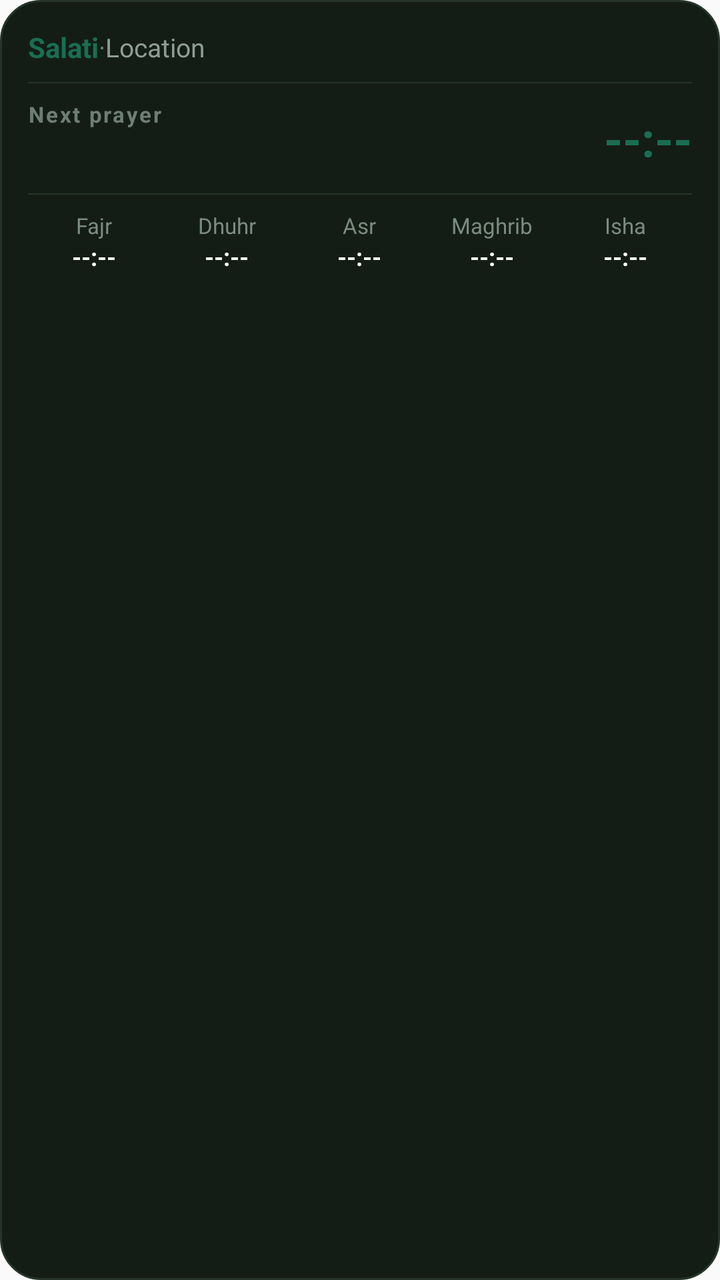
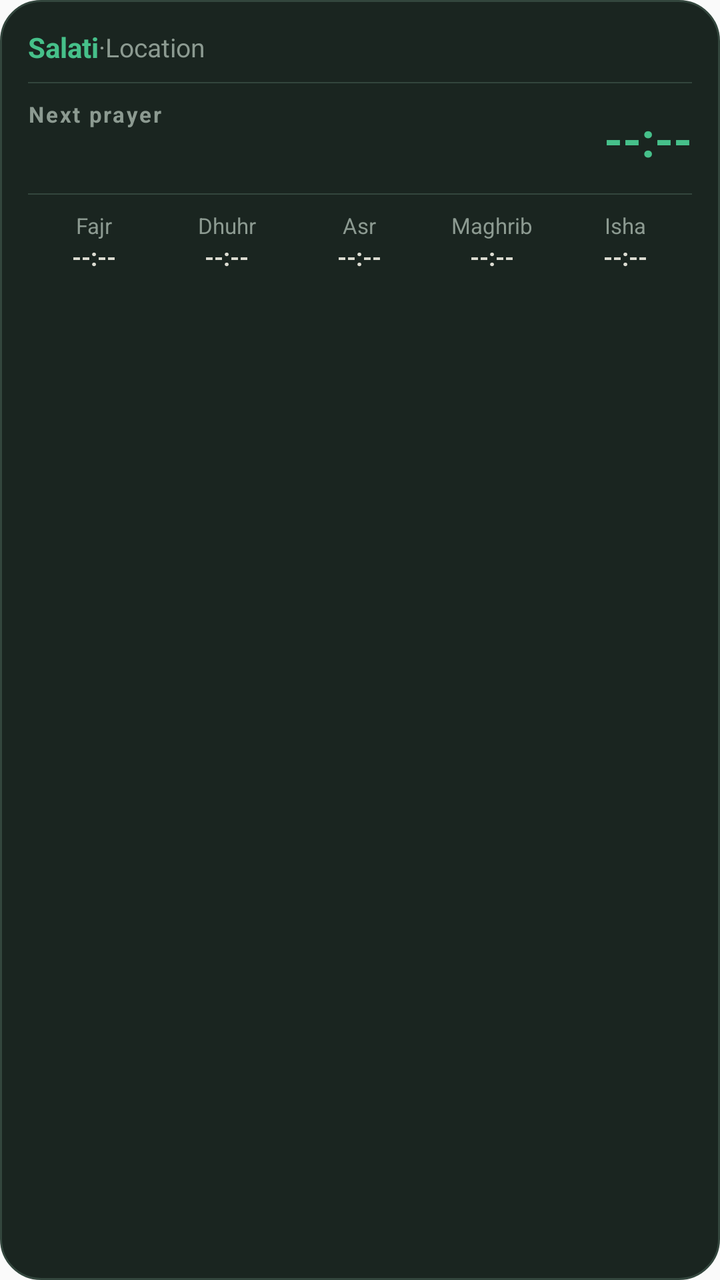

The first picture is an Android layout as it rendered before a commit; the second is the same layout after the commit. The layout source and the unified diff follow.
<!-- AndroidManifest.xml: application theme Theme.Salati -->
<!-- res/layout/salati_widget_layout.xml -->
<?xml version="1.0" encoding="utf-8"?>
<LinearLayout xmlns:android="http://schemas.android.com/apk/res/android"
    android:id="@+id/widget_root"
    android:layout_width="match_parent"
    android:layout_height="match_parent"
    android:orientation="vertical"
    android:background="@drawable/salati_widget_background"
    android:padding="14dp">

    
    <LinearLayout
        android:layout_width="match_parent"
        android:layout_height="wrap_content"
        android:orientation="horizontal"
        android:gravity="center_vertical">

        <TextView
            android:id="@+id/widget_app_title"
            android:layout_width="wrap_content"
            android:layout_height="wrap_content"
            android:text="@string/app_name"
            android:textColor="@color/salati_emerald"
            android:textStyle="bold"
            android:textSize="14sp" />

        <TextView
            android:layout_width="wrap_content"
            android:layout_height="wrap_content"
            android:text="@string/widget_dot"
            android:textColor="#6E7E74"
            android:textSize="13sp" />

        <TextView
            android:id="@+id/widget_location"
            android:layout_width="0dp"
            android:layout_height="wrap_content"
            android:layout_weight="1"
            android:text="@string/widget_location_placeholder"
            android:textColor="#8F9E94"
            android:textSize="13sp"
            android:maxLines="1"
            android:ellipsize="end" />

        <TextView
            android:id="@+id/widget_hijri_date"
            android:layout_width="wrap_content"
            android:layout_height="wrap_content"
            android:text=""
            android:textColor="#6E7E74"
            android:textSize="12sp" />
    </LinearLayout>

    <ImageView
        android:layout_width="match_parent"
        android:layout_height="0.5dp"
        android:background="#243428"
        android:layout_marginTop="8dp"
        android:layout_marginBottom="8dp"
        android:contentDescription="@null" />

    
    <LinearLayout
        android:layout_width="match_parent"
        android:layout_height="wrap_content"
        android:orientation="horizontal"
        android:gravity="center_vertical">

        <LinearLayout
            android:layout_width="0dp"
            android:layout_height="wrap_content"
            android:layout_weight="1"
            android:orientation="vertical">

            <TextView
                android:layout_width="wrap_content"
                android:layout_height="wrap_content"
                android:text="@string/widget_next_prayer"
                android:textColor="#6E7E74"
                android:textSize="11sp"
                android:textStyle="bold"
                android:letterSpacing="0.08" />

            <TextView
                android:id="@+id/widget_next_prayer_name"
                android:layout_width="wrap_content"
                android:layout_height="wrap_content"
                android:text=""
                android:textColor="#FFFFFF"
                android:textSize="18sp"
                android:textStyle="bold" />
        </LinearLayout>

        <TextView
            android:id="@+id/widget_next_prayer_time"
            android:layout_width="wrap_content"
            android:layout_height="wrap_content"
            android:text="@string/widget_placeholder_time"
            android:textColor="@color/salati_emerald"
            android:textSize="24sp"
            android:textStyle="bold" />
    </LinearLayout>

    <ImageView
        android:layout_width="match_parent"
        android:layout_height="0.5dp"
        android:background="#243428"
        android:layout_marginTop="8dp"
        android:layout_marginBottom="8dp"
        android:contentDescription="@null" />

    
    <LinearLayout
        android:layout_width="match_parent"
        android:layout_height="wrap_content"
        android:orientation="horizontal"
        android:gravity="center_vertical"
        android:weightSum="5">

        
        <LinearLayout
            android:layout_width="0dp"
            android:layout_height="wrap_content"
            android:layout_weight="1"
            android:orientation="vertical"
            android:gravity="center_horizontal">
            <TextView
                android:layout_width="wrap_content"
                android:layout_height="wrap_content"
                android:text="@string/prayer_fajr"
                android:textColor="#7A8B80"
                android:textSize="11sp" />
            <TextView
                android:id="@+id/widget_time_fajr"
                android:layout_width="wrap_content"
                android:layout_height="wrap_content"
                android:text="@string/widget_placeholder_time"
                android:textColor="#FFFFFF"
                android:textSize="12sp"
                android:textStyle="bold" />
        </LinearLayout>

        
        <LinearLayout
            android:layout_width="0dp"
            android:layout_height="wrap_content"
            android:layout_weight="1"
            android:orientation="vertical"
            android:gravity="center_horizontal">
            <TextView
                android:layout_width="wrap_content"
                android:layout_height="wrap_content"
                android:text="@string/prayer_dhuhr"
                android:textColor="#7A8B80"
                android:textSize="11sp" />
            <TextView
                android:id="@+id/widget_time_dhuhr"
                android:layout_width="wrap_content"
                android:layout_height="wrap_content"
                android:text="@string/widget_placeholder_time"
                android:textColor="#FFFFFF"
                android:textSize="12sp"
                android:textStyle="bold" />
        </LinearLayout>

        
        <LinearLayout
            android:layout_width="0dp"
            android:layout_height="wrap_content"
            android:layout_weight="1"
            android:orientation="vertical"
            android:gravity="center_horizontal">
            <TextView
                android:layout_width="wrap_content"
                android:layout_height="wrap_content"
                android:text="@string/prayer_asr"
                android:textColor="#7A8B80"
                android:textSize="11sp" />
            <TextView
                android:id="@+id/widget_time_asr"
                android:layout_width="wrap_content"
                android:layout_height="wrap_content"
                android:text="@string/widget_placeholder_time"
                android:textColor="#FFFFFF"
                android:textSize="12sp"
                android:textStyle="bold" />
        </LinearLayout>

        
        <LinearLayout
            android:layout_width="0dp"
            android:layout_height="wrap_content"
            android:layout_weight="1"
            android:orientation="vertical"
            android:gravity="center_horizontal">
            <TextView
                android:layout_width="wrap_content"
                android:layout_height="wrap_content"
                android:text="@string/prayer_maghrib"
                android:textColor="#7A8B80"
                android:textSize="11sp" />
            <TextView
                android:id="@+id/widget_time_maghrib"
                android:layout_width="wrap_content"
                android:layout_height="wrap_content"
                android:text="@string/widget_placeholder_time"
                android:textColor="#FFFFFF"
                android:textSize="12sp"
                android:textStyle="bold" />
        </LinearLayout>

        
        <LinearLayout
            android:layout_width="0dp"
            android:layout_height="wrap_content"
            android:layout_weight="1"
            android:orientation="vertical"
            android:gravity="center_horizontal">
            <TextView
                android:layout_width="wrap_content"
                android:layout_height="wrap_content"
                android:text="@string/prayer_isha"
                android:textColor="#7A8B80"
                android:textSize="11sp" />
            <TextView
                android:id="@+id/widget_time_isha"
                android:layout_width="wrap_content"
                android:layout_height="wrap_content"
                android:text="@string/widget_placeholder_time"
                android:textColor="#FFFFFF"
                android:textSize="12sp"
                android:textStyle="bold" />
        </LinearLayout>
    </LinearLayout>
</LinearLayout>
<!-- resources referenced by this layout -->
<resources>
  <color name="salati_emerald">#1B6D53</color>
  <!-- drawable salati_widget_background (drawable) -->
  <?xml version="1.0" encoding="utf-8"?>
  <shape xmlns:android="http://schemas.android.com/apk/res/android"
      android:shape="rectangle">
      <corners android:radius="20dp" />
      <solid android:color="#131D16" />
      <stroke android:width="1dp" android:color="#243428" />
  </shape>
  <string name="app_name">Salati</string>
  <string name="prayer_asr">Asr</string>
  <string name="prayer_dhuhr">Dhuhr</string>
  <string name="prayer_fajr">Fajr</string>
  <string name="prayer_isha">Isha</string>
  <string name="prayer_maghrib">Maghrib</string>
  <string name="widget_dot"> · </string>
  <string name="widget_location_placeholder">Location</string>
  <string name="widget_next_prayer">Next prayer</string>
  <string name="widget_placeholder_time">--:--</string>
  <style name="Theme.Salati" parent="android:Theme.Material.Light.NoActionBar">
          <item name="android:statusBarColor">@android:color/transparent</item>
          <item name="android:navigationBarColor">@android:color/transparent</item>
          <item name="android:windowLightStatusBar">true</item>
          <item name="android:windowLightNavigationBar" tools:targetApi="27">true</item>
      </style>
</resources>

<!-- the commit's change to res/layout/salati_widget_layout.xml (unified diff, before → after) -->
@@ -19,7 +19,7 @@
             android:layout_width="wrap_content"
             android:layout_height="wrap_content"
             android:text="@string/app_name"
-            android:textColor="@color/salati_emerald"
+            android:textColor="@color/salati_widget_accent"
             android:textStyle="bold"
             android:textSize="14sp" />
 
@@ -27,7 +27,7 @@
             android:layout_width="wrap_content"
             android:layout_height="wrap_content"
             android:text="@string/widget_dot"
-            android:textColor="#6E7E74"
+            android:textColor="@color/salati_widget_on_surface_variant"
             android:textSize="13sp" />
 
         <TextView
@@ -36,7 +36,7 @@
             android:layout_height="wrap_content"
             android:layout_weight="1"
             android:text="@string/widget_location_placeholder"
-            android:textColor="#8F9E94"
+            android:textColor="@color/salati_widget_on_surface_variant"
             android:textSize="13sp"
             android:maxLines="1"
             android:ellipsize="end" />
@@ -46,14 +46,14 @@
             android:layout_width="wrap_content"
             android:layout_height="wrap_content"
             android:text=""
-            android:textColor="#6E7E74"
+            android:textColor="@color/salati_widget_on_surface_variant"
             android:textSize="12sp" />
     </LinearLayout>
 
     <ImageView
         android:layout_width="match_parent"
         android:layout_height="0.5dp"
-        android:background="#243428"
+        android:background="@color/salati_widget_outline"
         android:layout_marginTop="8dp"
         android:layout_marginBottom="8dp"
         android:contentDescription="@null" />
@@ -75,7 +75,7 @@
                 android:layout_width="wrap_content"
                 android:layout_height="wrap_content"
                 android:text="@string/widget_next_prayer"
-                android:textColor="#6E7E74"
+                android:textColor="@color/salati_widget_on_surface_variant"
                 android:textSize="11sp"
                 android:textStyle="bold"
                 android:letterSpacing="0.08" />
@@ -85,7 +85,7 @@
                 android:layout_width="wrap_content"
                 android:layout_height="wrap_content"
                 android:text=""
-                android:textColor="#FFFFFF"
+                android:textColor="@color/salati_widget_on_surface"
                 android:textSize="18sp"
                 android:textStyle="bold" />
         </LinearLayout>
@@ -95,7 +95,7 @@
             android:layout_width="wrap_content"
             android:layout_height="wrap_content"
             android:text="@string/widget_placeholder_time"
-            android:textColor="@color/salati_emerald"
+            android:textColor="@color/salati_widget_accent"
             android:textSize="24sp"
             android:textStyle="bold" />
     </LinearLayout>
@@ -103,7 +103,7 @@
     <ImageView
         android:layout_width="match_parent"
         android:layout_height="0.5dp"
-        android:background="#243428"
+        android:background="@color/salati_widget_outline"
         android:layout_marginTop="8dp"
         android:layout_marginBottom="8dp"
         android:contentDescription="@null" />
@@ -127,14 +127,14 @@
                 android:layout_width="wrap_content"
                 android:layout_height="wrap_content"
                 android:text="@string/prayer_fajr"
-                android:textColor="#7A8B80"
+                android:textColor="@color/salati_widget_on_surface_variant"
                 android:textSize="11sp" />
             <TextView
                 android:id="@+id/widget_time_fajr"
                 android:layout_width="wrap_content"
                 android:layout_height="wrap_content"
                 android:text="@string/widget_placeholder_time"
-                android:textColor="#FFFFFF"
+                android:textColor="@color/salati_widget_on_surface"
                 android:textSize="12sp"
                 android:textStyle="bold" />
         </LinearLayout>
@@ -150,14 +150,14 @@
                 android:layout_width="wrap_content"
                 android:layout_height="wrap_content"
                 android:text="@string/prayer_dhuhr"
-                android:textColor="#7A8B80"
+                android:textColor="@color/salati_widget_on_surface_variant"
                 android:textSize="11sp" />
             <TextView
                 android:id="@+id/widget_time_dhuhr"
                 android:layout_width="wrap_content"
                 android:layout_height="wrap_content"
                 android:text="@string/widget_placeholder_time"
-                android:textColor="#FFFFFF"
+                android:textColor="@color/salati_widget_on_surface"
                 android:textSize="12sp"
                 android:textStyle="bold" />
         </LinearLayout>
@@ -173,14 +173,14 @@
                 android:layout_width="wrap_content"
                 android:layout_height="wrap_content"
                 android:text="@string/prayer_asr"
-                android:textColor="#7A8B80"
+                android:textColor="@color/salati_widget_on_surface_variant"
                 android:textSize="11sp" />
             <TextView
                 android:id="@+id/widget_time_asr"
                 android:layout_width="wrap_content"
                 android:layout_height="wrap_content"
                 android:text="@string/widget_placeholder_time"
-                android:textColor="#FFFFFF"
+                android:textColor="@color/salati_widget_on_surface"
                 android:textSize="12sp"
                 android:textStyle="bold" />
         </LinearLayout>
@@ -196,14 +196,14 @@
                 android:layout_width="wrap_content"
                 android:layout_height="wrap_content"
                 android:text="@string/prayer_maghrib"
-                android:textColor="#7A8B80"
+                android:textColor="@color/salati_widget_on_surface_variant"
                 android:textSize="11sp" />
             <TextView
                 android:id="@+id/widget_time_maghrib"
                 android:layout_width="wrap_content"
                 android:layout_height="wrap_content"
                 android:text="@string/widget_placeholder_time"
-                android:textColor="#FFFFFF"
+                android:textColor="@color/salati_widget_on_surface"
                 android:textSize="12sp"
                 android:textStyle="bold" />
         </LinearLayout>
@@ -219,14 +219,14 @@
                 android:layout_width="wrap_content"
                 android:layout_height="wrap_content"
                 android:text="@string/prayer_isha"
-                android:textColor="#7A8B80"
+                android:textColor="@color/salati_widget_on_surface_variant"
                 android:textSize="11sp" />
             <TextView
                 android:id="@+id/widget_time_isha"
                 android:layout_width="wrap_content"
                 android:layout_height="wrap_content"
                 android:text="@string/widget_placeholder_time"
-                android:textColor="#FFFFFF"
+                android:textColor="@color/salati_widget_on_surface"
                 android:textSize="12sp"
                 android:textStyle="bold" />
         </LinearLayout>
<!-- resource entries referenced after the edit -->
@@ -1,13 +1,16 @@
 <!-- resources referenced by this layout -->
 <resources>
-  <color name="salati_emerald">#1B6D53</color>
+  <color name="salati_widget_accent">#46C08A</color>
+  <color name="salati_widget_on_surface">#DCDCD2</color>
+  <color name="salati_widget_on_surface_variant">#8C9A91</color>
+  <color name="salati_widget_outline">#33463D</color>
   <!-- drawable salati_widget_background (drawable) -->
   <?xml version="1.0" encoding="utf-8"?>
   <shape xmlns:android="http://schemas.android.com/apk/res/android"
       android:shape="rectangle">
       <corners android:radius="20dp" />
-      <solid android:color="#131D16" />
-      <stroke android:width="1dp" android:color="#243428" />
+      <solid android:color="@color/salati_widget_surface" />
+      <stroke android:width="1dp" android:color="@color/salati_widget_outline" />
   </shape>
   <string name="app_name">Salati</string>
   <string name="prayer_asr">Asr</string>
@@ -25,5 +28,6 @@
           <item name="android:windowLightStatusBar">true</item>
           <item name="android:windowLightNavigationBar" tools:targetApi="27">true</item>
       </style>
+  <color name="salati_widget_surface">#1A2520</color>
 </resources>
 
